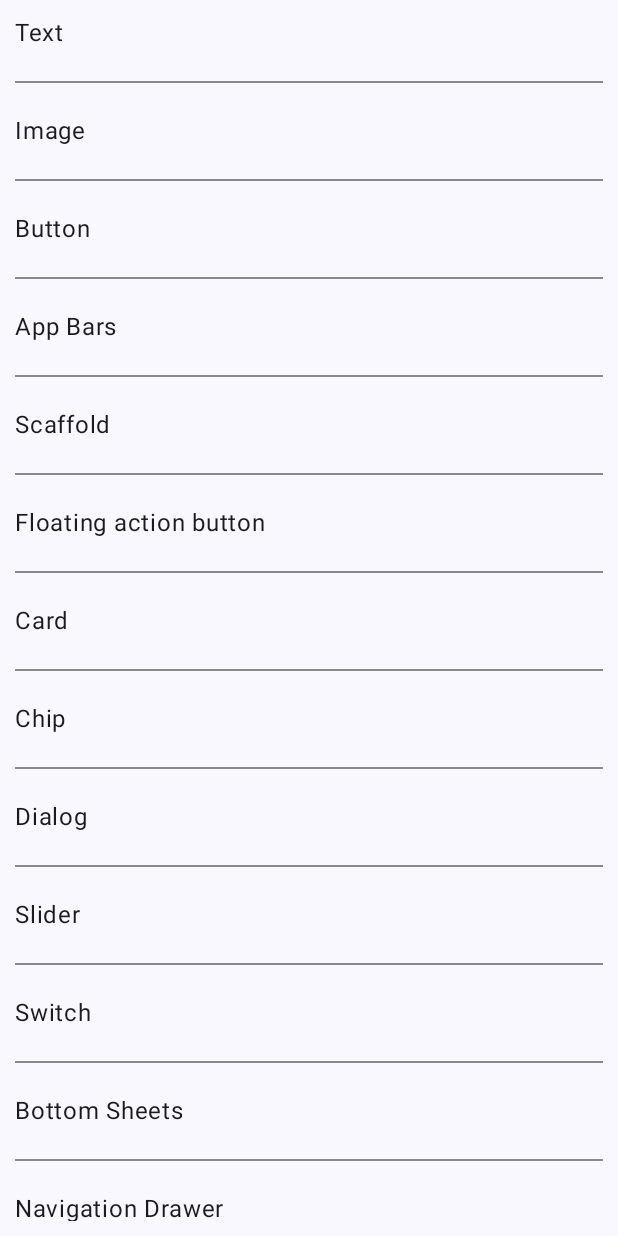
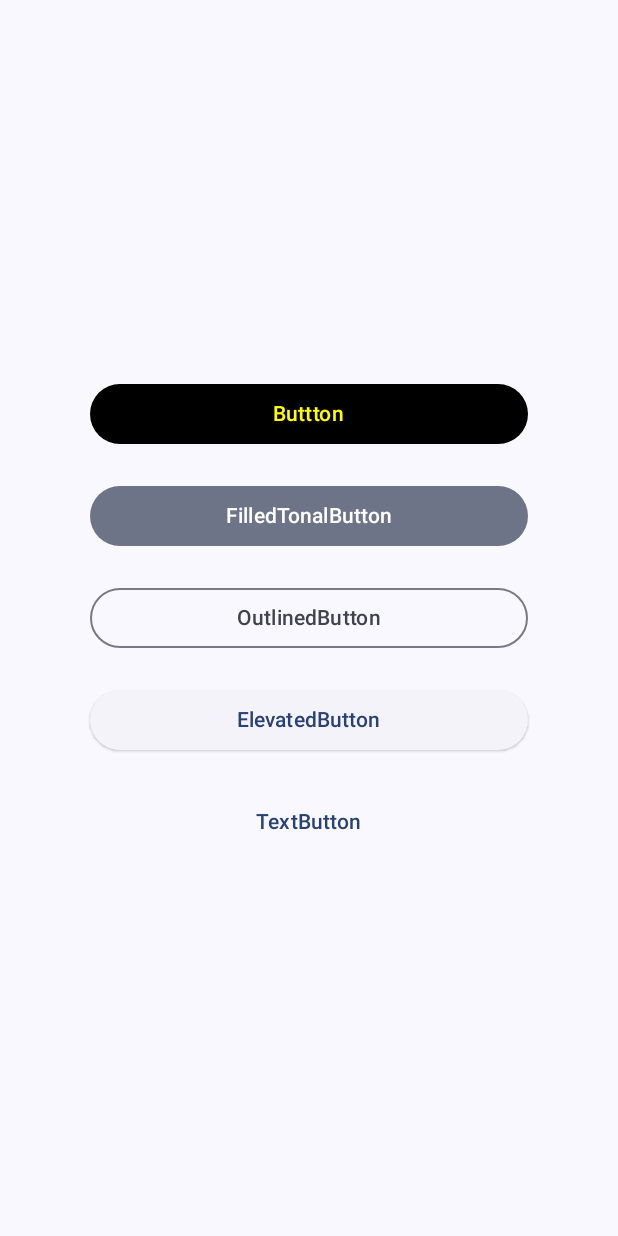
Before and after one commit to nomi2013/Jetpack-Compose-Tutorial-Kotlin, an Android app built with Jetpack Compose: the screen it shows after launch (MainActivity before the commit, ButtonActivity after it), after a tap on "Text", on a phone screen of 412 x 824 dp. Run offline under Robolectric (Android 15) with nearby library versions, the phone set to English and light mode, and no system bars.

Commit message:
button components

```diff
--- a/app/build.gradle.kts
+++ b/app/build.gradle.kts
@@ -59,6 +59,7 @@ dependencies {
     implementation(libs.androidx.ui.graphics)
     implementation(libs.androidx.ui.tooling.preview)
     implementation(libs.androidx.material3)
+    implementation(libs.coil.compose)
     testImplementation(libs.junit)
     androidTestImplementation(libs.androidx.junit)
     androidTestImplementation(libs.androidx.espresso.core)
--- a/app/src/main/java/com/example/kotlincomposetutorial/MainActivity.kt
+++ b/app/src/main/java/com/example/kotlincomposetutorial/MainActivity.kt
@@ -1,5 +1,6 @@
 package com.example.kotlincomposetutorial
 
+import android.content.Intent
 import android.os.Bundle
 import android.widget.Toast
 import androidx.activity.ComponentActivity
@@ -28,6 +29,7 @@ import androidx.compose.ui.modifier.modifierLocalConsumer
 import androidx.compose.ui.platform.LocalContext
 import androidx.compose.ui.tooling.preview.Preview
 import androidx.compose.ui.unit.dp
+import com.example.kotlincomposetutorial.ui.button.ButtonActivity
 import com.example.kotlincomposetutorial.ui.theme.KotlinComposeTutorialTheme
 
 class MainActivity : ComponentActivity() {
@@ -58,7 +60,7 @@ fun ComposeComponents(components: List<String>, modifier: Modifier = Modifier) {
     ) {
        items(components){
            ComponentsRow(component = it, onClick = {
-               Toast.makeText(context, "Clicked: ${it}", Toast.LENGTH_SHORT).show()
+               context.startActivity(Intent(context, ButtonActivity::class.java))
            } )
            Divider(color = Color.Gray,
                thickness = 1.dp,
--- a/app/src/main/java/com/example/kotlincomposetutorial/ui/button/ButtonActivity.kt
+++ b/app/src/main/java/com/example/kotlincomposetutorial/ui/button/ButtonActivity.kt
@@ -1,15 +1,34 @@
 package com.example.kotlincomposetutorial.ui.button
 
 import android.os.Bundle
+import android.widget.Toast
 import androidx.activity.ComponentActivity
 import androidx.activity.compose.setContent
+import androidx.compose.foundation.layout.Arrangement
+import androidx.compose.foundation.layout.Column
 import androidx.compose.foundation.layout.fillMaxSize
+import androidx.compose.foundation.layout.fillMaxWidth
+import androidx.compose.foundation.layout.padding
+import androidx.compose.foundation.layout.wrapContentHeight
+import androidx.compose.material3.Button
+import androidx.compose.material3.ButtonDefaults
+import androidx.compose.material3.ElevatedButton
+import androidx.compose.material3.FilledTonalButton
 import androidx.compose.material3.MaterialTheme
+import androidx.compose.material3.OutlinedButton
 import androidx.compose.material3.Surface
 import androidx.compose.material3.Text
+import androidx.compose.material3.TextButton
 import androidx.compose.runtime.Composable
+import androidx.compose.runtime.getValue
+import androidx.compose.runtime.mutableStateOf
+import androidx.compose.runtime.remember
+import androidx.compose.runtime.setValue
 import androidx.compose.ui.Modifier
+import androidx.compose.ui.graphics.Color
+import androidx.compose.ui.platform.LocalContext
 import androidx.compose.ui.tooling.preview.Preview
+import androidx.compose.ui.unit.dp
 import com.example.kotlincomposetutorial.ui.theme.KotlinComposeTutorialTheme
 
 class ButtonActivity : ComponentActivity() {
@@ -31,10 +50,68 @@ class ButtonActivity : ComponentActivity() {
 
 @Composable
 fun Greeting(name: String, modifier: Modifier = Modifier) {
-    Text(
-        text = "Hello $name!",
-        modifier = modifier
-    )
+    val context = LocalContext.current
+    var buttonText by remember { mutableStateOf("Buttton") }
+
+    Column(
+        verticalArrangement = Arrangement.Top,
+        modifier = Modifier
+            .fillMaxSize()
+            .padding(50.dp)
+            .wrapContentHeight()
+
+
+    ) {
+        Button(onClick = {
+            buttonText = "Hello you clicked me!!"
+            Toast.makeText(context, "Clicked: Normal Button", Toast.LENGTH_SHORT).show()
+        }, modifier = Modifier
+            .fillMaxWidth()
+            .padding(10.dp),
+
+            elevation = ButtonDefaults.buttonElevation(pressedElevation = 20.dp),
+            colors = ButtonDefaults.buttonColors(
+                contentColor = Color.Yellow,
+                containerColor = Color.Black,),
+        ) {
+            Text(buttonText)
+        }
+        FilledTonalButton(onClick = {
+            Toast.makeText(context, "Clicked: Filled Tonal Button", Toast.LENGTH_SHORT).show()
+
+        }, modifier = Modifier
+            .fillMaxWidth()
+            .padding(10.dp)) {
+            Text("FilledTonalButton")
+        }
+
+        OutlinedButton(onClick = {
+            Toast.makeText(context, "Clicked: Outlined Button", Toast.LENGTH_SHORT).show()
+        },modifier = Modifier
+            .fillMaxWidth()
+            .padding(10.dp)) {
+            Text("OutlinedButton")
+        }
+
+        ElevatedButton(onClick = {
+            Toast.makeText(context, "Clicked: Elevated Button", Toast.LENGTH_SHORT).show()
+
+        },modifier = Modifier
+            .fillMaxWidth()
+            .padding(10.dp)) {
+            Text("ElevatedButton")
+        }
+
+        TextButton(onClick = {
+            Toast.makeText(context, "Clicked: Text Button", Toast.LENGTH_SHORT).show()
+
+        },modifier = Modifier
+            .fillMaxWidth()
+            .padding(10.dp)) {
+            Text("TextButton")
+        }
+    }
+
 }
 
 @Preview(showBackground = true)
--- a/gradle/libs.versions.toml
+++ b/gradle/libs.versions.toml
@@ -1,5 +1,6 @@
 [versions]
 agp = "8.3.2"
+coilCompose = "2.6.0"
 kotlin = "1.9.0"
 coreKtx = "1.12.0"
 junit = "4.13.2"
@@ -11,6 +12,7 @@ composeBom = "2023.08.00"
 
 [libraries]
 androidx-core-ktx = { group = "androidx.core", name = "core-ktx", version.ref = "coreKtx" }
+coil-compose = { module = "io.coil-kt:coil-compose", version.ref = "coilCompose" }
 junit = { group = "junit", name = "junit", version.ref = "junit" }
 androidx-junit = { group = "androidx.test.ext", name = "junit", version.ref = "junitVersion" }
 androidx-espresso-core = { group = "androidx.test.espresso", name = "espresso-core", version.ref = "espressoCore" }
```
